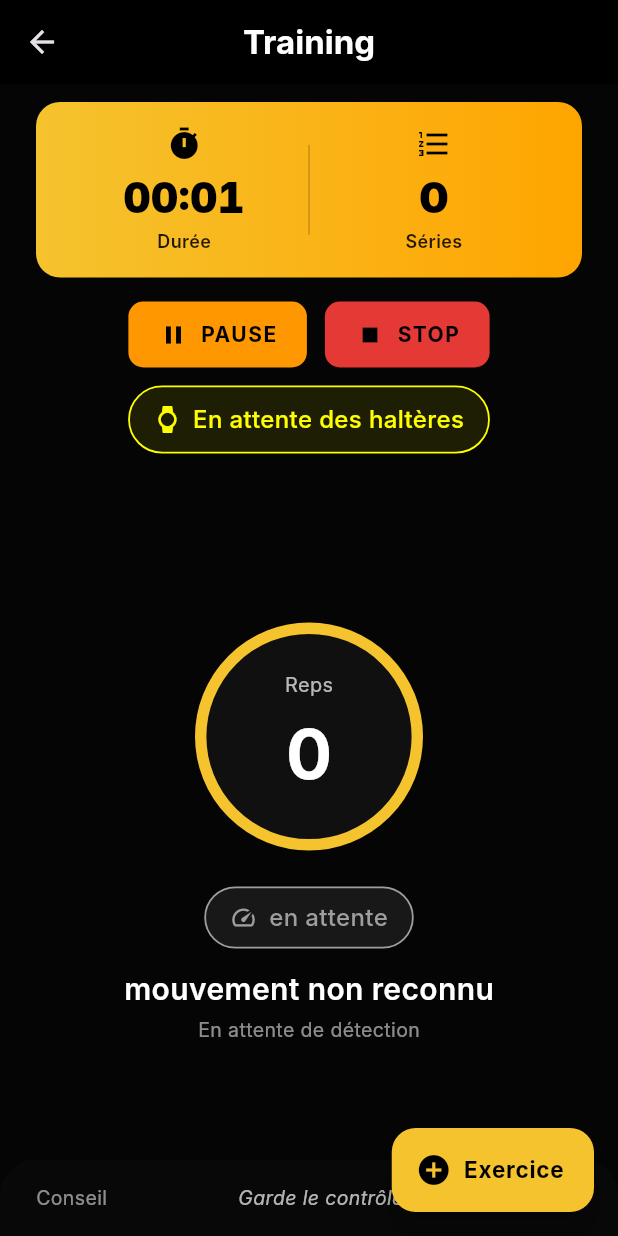
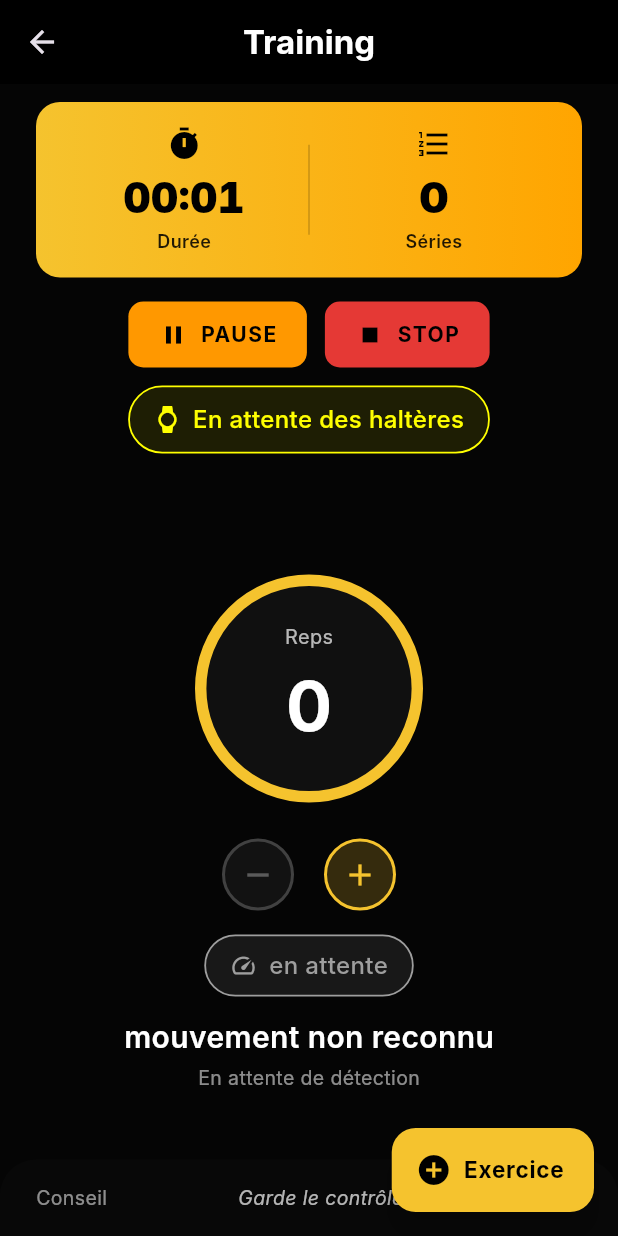
Before and after one commit to Ndor15/GymAI, a Flutter app: the TrainingPage screen opened directly, after a tap on "COMMENCER", on a phone screen of 412 x 824 dp. Run offline on Flutter 3.47's test engine with Material 3 defaults, Android fonts, the phone set to English and light mode, and no system bars; our stand-ins replace audioplayers, fl_chart, flutter_blue_plus, shared_preferences; missing offline and left inert: tflite_flutter; accounts and stored records are empty; Roboto replaces fonts that are missing (Inter).

Commit message:
feat: Ajout compteur manuel de reps pour usage sans capteurs
- Ajout méthodes addManualRep() et removeManualRep() dans BLEService
- Ajout boutons +/- dans TrainingPage pour compter manuellement les reps
- Le bouton VALIDER apparaît maintenant même sans capteurs BLE
- App entièrement utilisable en salle sans les haltères connectées
- Boutons stylisés avec design minimaliste (jaune pour +, rouge pour -)

```diff
--- a/lib/pages/training_page.dart
+++ b/lib/pages/training_page.dart
@@ -1742,6 +1742,71 @@ class _TrainingPageState extends State<TrainingPage>
 
                     const SizedBox(height: 20),
 
+                    // Manual rep counter buttons
+                    StreamBuilder<int>(
+                      stream: ble.currentSetRepsStream,
+                      initialData: 0,
+                      builder: (context, snapshot) {
+                        final currentSetReps = snapshot.data ?? 0;
+                        return Row(
+                          mainAxisAlignment: MainAxisAlignment.center,
+                          children: [
+                            // Remove rep button
+                            GestureDetector(
+                              onTap: currentSetReps > 0 ? () => ble.removeManualRep() : null,
+                              child: Container(
+                                width: 48,
+                                height: 48,
+                                decoration: BoxDecoration(
+                                  shape: BoxShape.circle,
+                                  color: currentSetReps > 0
+                                      ? Colors.red.withOpacity(0.2)
+                                      : Colors.white.withOpacity(0.05),
+                                  border: Border.all(
+                                    color: currentSetReps > 0
+                                        ? Colors.red
+                                        : Colors.white.withOpacity(0.2),
+                                    width: 2,
+                                  ),
+                                ),
+                                child: Icon(
+                                  Icons.remove,
+                                  color: currentSetReps > 0
+                                      ? Colors.red
+                                      : Colors.white.withOpacity(0.3),
+                                  size: 24,
+                                ),
+                              ),
+                            ),
+                            const SizedBox(width: 20),
+                            // Add rep button
+                            GestureDetector(
+                              onTap: () => ble.addManualRep(),
+                              child: Container(
+                                width: 48,
+                                height: 48,
+                                decoration: BoxDecoration(
+                                  shape: BoxShape.circle,
+                                  color: const Color(0xFFF5C32E).withOpacity(0.2),
+                                  border: Border.all(
+                                    color: const Color(0xFFF5C32E),
+                                    width: 2,
+                                  ),
+                                ),
+                                child: const Icon(
+                                  Icons.add,
+                                  color: Color(0xFFF5C32E),
+                                  size: 24,
+                                ),
+                              ),
+                            ),
+                          ],
+                        );
+                      },
+                    ),
+
+                    const SizedBox(height: 16),
+
                     // Tempo chip
                     AnimatedContainer(
                       duration: const Duration(milliseconds: 250),
```
Also changed, not shown: lib/services/ble_service.dart (+32 -0 lines).
